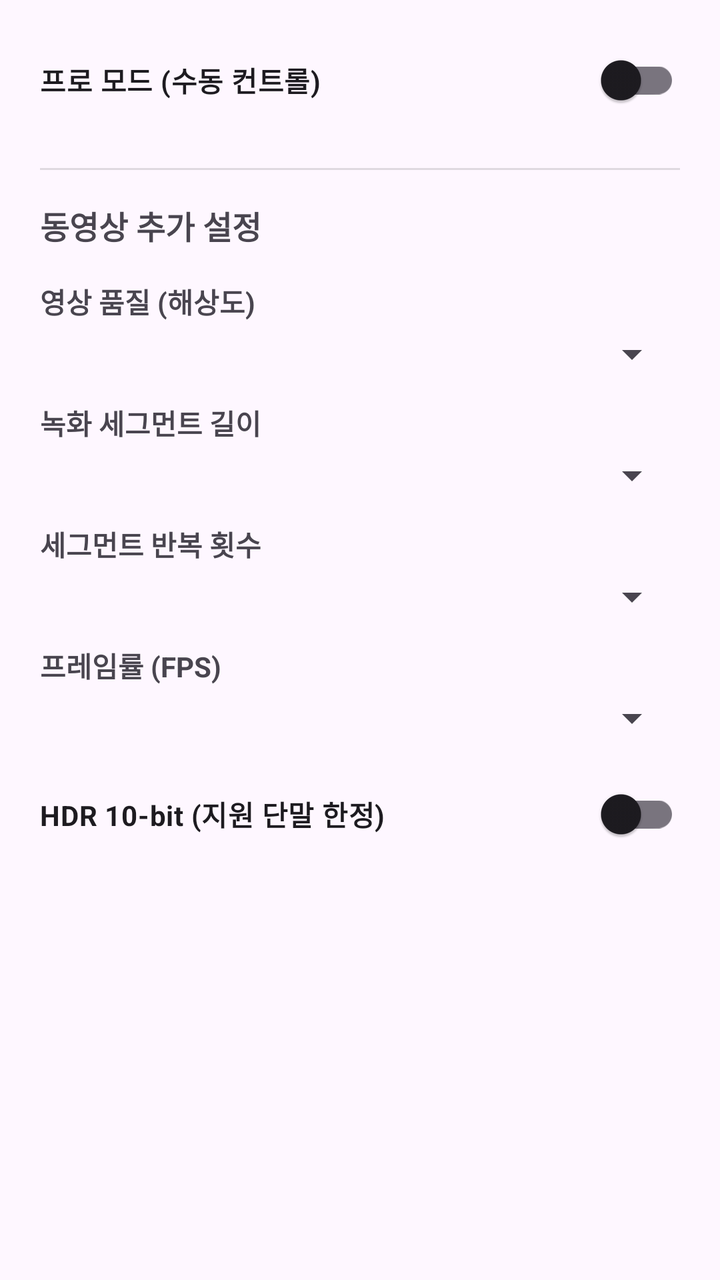
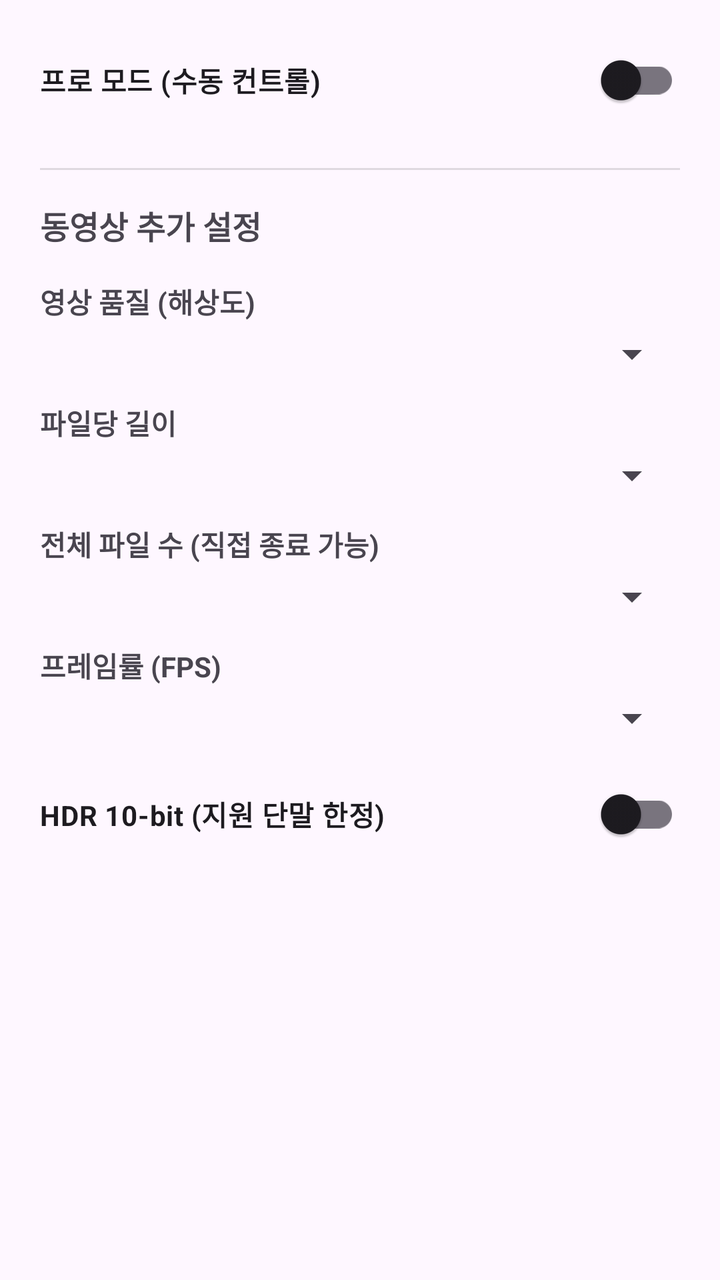

The first picture is an Android layout as it rendered before a commit; the second is the same layout after the commit. The layout source and the unified diff follow.
<!-- AndroidManifest.xml: application theme Theme.Camera2Study -->
<!-- res/layout/bottom_sheet_settings.xml -->
<?xml version="1.0" encoding="utf-8"?>
<ScrollView xmlns:android="http://schemas.android.com/apk/res/android"
    xmlns:app="http://schemas.android.com/apk/res-auto"
    android:layout_width="match_parent"
    android:layout_height="wrap_content">

    <LinearLayout
        android:layout_width="match_parent"
        android:layout_height="wrap_content"
        android:orientation="vertical"
        android:padding="20dp">

        <com.google.android.material.switchmaterial.SwitchMaterial
            android:id="@+id/switchProMode"
            android:layout_width="match_parent"
            android:layout_height="wrap_content"
            android:text="프로 모드 (수동 컨트롤)"
            android:textStyle="bold"
            android:paddingBottom="8dp" />

        <LinearLayout
            android:id="@+id/proModeContainer"
            android:layout_width="match_parent"
            android:layout_height="wrap_content"
            android:orientation="vertical"
            android:visibility="gone">

        <TextView
            android:layout_width="match_parent"
            android:layout_height="wrap_content"
            android:text="카메라 파라미터"
            android:textSize="18sp"
            android:textStyle="bold"
            android:paddingBottom="12dp" />

        <TextView
            android:layout_width="match_parent"
            android:layout_height="wrap_content"
            android:text="AWB 모드"
            android:textStyle="bold"
            android:paddingTop="8dp" />

        <Spinner
            android:id="@+id/spinnerAwb"
            android:layout_width="match_parent"
            android:layout_height="wrap_content"
            android:layout_marginTop="4dp" />

        <LinearLayout
            android:layout_width="match_parent"
            android:layout_height="wrap_content"
            android:orientation="horizontal"
            android:paddingTop="16dp">

            <TextView
                android:id="@+id/txtColorTempLabel"
                android:layout_width="0dp"
                android:layout_weight="1"
                android:layout_height="wrap_content"
                android:text="색온도 (AWB OFF)"
                android:textStyle="bold" />

            <TextView
                android:id="@+id/txtColorTempValue"
                android:layout_width="wrap_content"
                android:layout_height="wrap_content"
                android:text="5500K" />
        </LinearLayout>

        <com.google.android.material.slider.Slider
            android:id="@+id/sliderColorTemp"
            android:layout_width="match_parent"
            android:layout_height="wrap_content" />

        <LinearLayout
            android:layout_width="match_parent"
            android:layout_height="wrap_content"
            android:orientation="horizontal"
            android:paddingTop="16dp">

            <TextView
                android:id="@+id/txtExposureLabel"
                android:layout_width="0dp"
                android:layout_weight="1"
                android:layout_height="wrap_content"
                android:text="셔터 스피드"
                android:textStyle="bold" />

            <TextView
                android:id="@+id/txtExposureValue"
                android:layout_width="wrap_content"
                android:layout_height="wrap_content"
                android:text="AUTO" />
        </LinearLayout>

        <com.google.android.material.slider.Slider
            android:id="@+id/sliderExposure"
            android:layout_width="match_parent"
            android:layout_height="wrap_content" />

        <LinearLayout
            android:layout_width="match_parent"
            android:layout_height="wrap_content"
            android:orientation="horizontal"
            android:paddingTop="16dp">

            <TextView
                android:id="@+id/txtApertureLabel"
                android:layout_width="0dp"
                android:layout_weight="1"
                android:layout_height="wrap_content"
                android:text="조리개 F값"
                android:textStyle="bold" />

            <TextView
                android:id="@+id/txtApertureValue"
                android:layout_width="wrap_content"
                android:layout_height="wrap_content"
                android:text="-" />
        </LinearLayout>

        <com.google.android.material.slider.Slider
            android:id="@+id/sliderAperture"
            android:layout_width="match_parent"
            android:layout_height="wrap_content" />

        </LinearLayout>

        <View
            android:layout_width="match_parent"
            android:layout_height="1dp"
            android:background="?android:attr/listDivider"
            android:layout_marginVertical="16dp" />

        <TextView
            android:layout_width="match_parent"
            android:layout_height="wrap_content"
            android:text="동영상 추가 설정"
            android:textSize="16sp"
            android:textStyle="bold"
            android:paddingBottom="8dp" />

        <TextView
            android:layout_width="match_parent"
            android:layout_height="wrap_content"
            android:text="영상 품질 (해상도)"
            android:textStyle="bold"
            android:paddingTop="8dp" />

        <Spinner
            android:id="@+id/spinnerQuality"
            android:layout_width="match_parent"
            android:layout_height="wrap_content"
            android:layout_marginTop="4dp" />

        <TextView
            android:layout_width="match_parent"
            android:layout_height="wrap_content"
            android:text="녹화 세그먼트 길이"
            android:textStyle="bold"
            android:paddingTop="12dp" />

        <Spinner
            android:id="@+id/spinnerMaxDuration"
            android:layout_width="match_parent"
            android:layout_height="wrap_content"
            android:layout_marginTop="4dp" />

        <TextView
            android:layout_width="match_parent"
            android:layout_height="wrap_content"
            android:text="세그먼트 반복 횟수"
            android:textStyle="bold"
            android:paddingTop="12dp" />

        <Spinner
            android:id="@+id/spinnerRepeatCount"
            android:layout_width="match_parent"
            android:layout_height="wrap_content"
            android:layout_marginTop="4dp" />

        <TextView
            android:layout_width="match_parent"
            android:layout_height="wrap_content"
            android:text="프레임률 (FPS)"
            android:textStyle="bold"
            android:paddingTop="12dp" />

        <Spinner
            android:id="@+id/spinnerFps"
            android:layout_width="match_parent"
            android:layout_height="wrap_content"
            android:layout_marginTop="4dp" />

        <com.google.android.material.switchmaterial.SwitchMaterial
            android:id="@+id/switchHdr"
            android:layout_width="match_parent"
            android:layout_height="wrap_content"
            android:layout_marginTop="12dp"
            android:text="HDR 10-bit (지원 단말 한정)"
            android:textStyle="bold" />


    </LinearLayout>
</ScrollView>
<!-- resources referenced by this layout -->
<resources>
  <style name="Theme.Camera2Study" parent="Theme.Material3.DayNight.NoActionBar">
          <item name="android:statusBarColor" tools:targetApi="l">@android:color/black</item>
          <item name="android:navigationBarColor">@android:color/black</item>
      </style>
</resources>

<!-- the commit's change to res/layout/bottom_sheet_settings.xml (unified diff, before → after) -->
@@ -156,7 +156,7 @@
         <TextView
             android:layout_width="match_parent"
             android:layout_height="wrap_content"
-            android:text="녹화 세그먼트 길이"
+            android:text="파일당 길이"
             android:textStyle="bold"
             android:paddingTop="12dp" />
 
@@ -169,7 +169,7 @@
         <TextView
             android:layout_width="match_parent"
             android:layout_height="wrap_content"
-            android:text="세그먼트 반복 횟수"
+            android:text="전체 파일 수 (직접 종료 가능)"
             android:textStyle="bold"
             android:paddingTop="12dp" />
 
